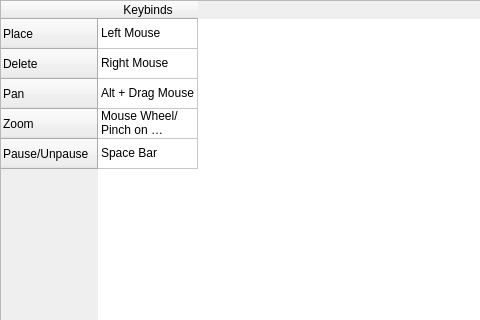
Above: src/gui/helpDialog.ui from Martian-Technologies/Logic-Graph-Creator before the change; both pictures show x 0 to 480 and y 0 to 320 of the 800 by 600 pixel window. Below: the same form after it.
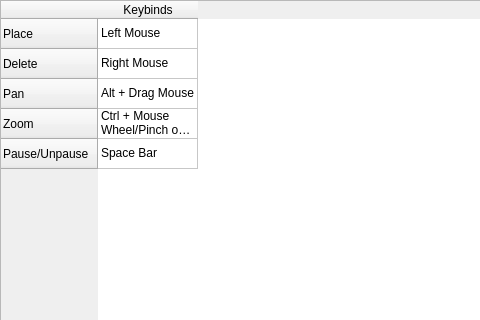
That is the form after the change.

Commit message: Edited Help Dialog

What changed in the file:
```diff
--- a/src/gui/helpDialog.ui
+++ b/src/gui/helpDialog.ui
@@ -69,7 +69,7 @@
    </item>
    <item row="3" column="0">
     <property name="text">
-     <string>Mouse Wheel/Pinch on Trackpad</string>
+     <string>Ctrl + Mouse Wheel/Pinch on Trackpad</string>
     </property>
    </item>
    <item row="4" column="0">
```
The commit also changes 1 other file.
